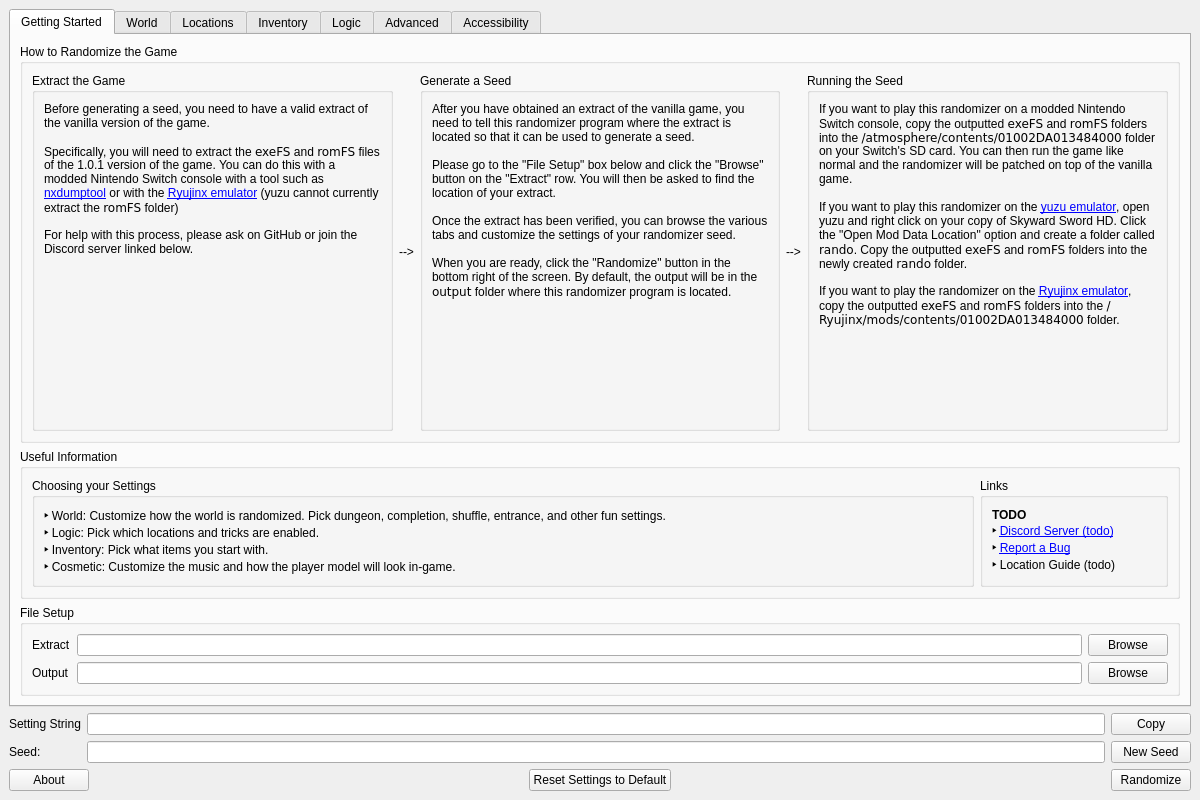
mint-choc-chip-skyblade/sshd-rando, file gui/ui/main.ui: the form before one commit.
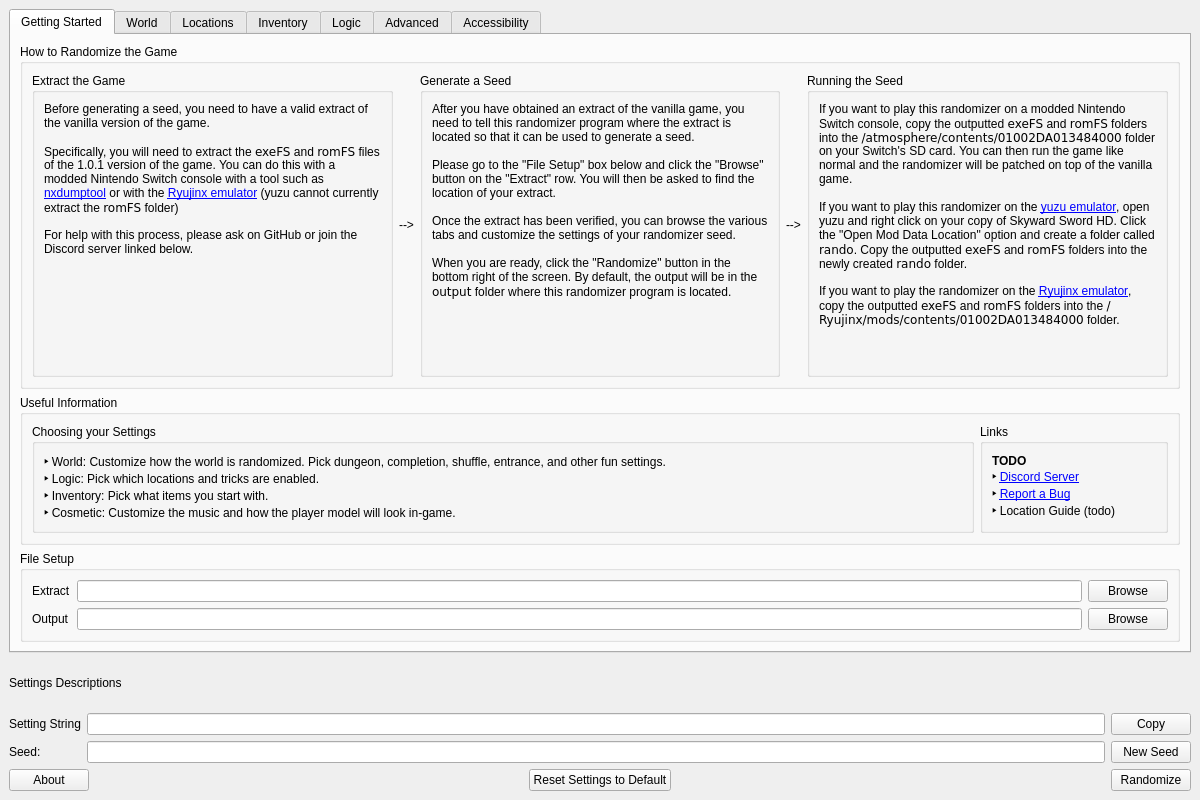
The form after the commit. The open tabs and pages were chosen to show the change.

Commit message: Fix closing progress dialog

Patch:
```diff
--- a/gui/ui/main.ui
+++ b/gui/ui/main.ui
@@ -281,7 +281,7 @@
                 <property name="text">
                  <string>&lt;b&gt;TODO&lt;/b&gt;&lt;br&gt;
 
-&lt;b&gt;‣&lt;/b&gt; &lt;a href=&quot;https://discord.com&quot;&gt;Discord Server (todo)&lt;/a&gt;&lt;br&gt;
+&lt;b&gt;‣&lt;/b&gt; &lt;a href=&quot;https://discord.gg/zkm6yncD&quot;&gt;Discord Server&lt;/a&gt;&lt;br&gt;
 &lt;b&gt;‣&lt;/b&gt; &lt;a href=&quot;https://github.com/mint-choc-chip-skyblade/sshd-rando/issues&quot;&gt;Report a Bug&lt;/a&gt;&lt;br&gt;
 &lt;b&gt;‣&lt;/b&gt; &lt;a href=&quot;&quot;&gt;Location Guide (todo)&lt;/a&gt;</string>
                 </property>
@@ -1823,6 +1823,28 @@
       </widget>
      </widget>
     </item>
+    <item>
+     <widget class="QLabel" name="settings_descriptions">
+      <property name="sizePolicy">
+       <sizepolicy hsizetype="Expanding" vsizetype="Minimum">
+        <horstretch>0</horstretch>
+        <verstretch>0</verstretch>
+       </sizepolicy>
+      </property>
+      <property name="minimumSize">
+       <size>
+        <width>0</width>
+        <height>48</height>
+       </size>
+      </property>
+      <property name="text">
+       <string>Settings Descriptions</string>
+      </property>
+      <property name="textFormat">
+       <enum>Qt::MarkdownText</enum>
+      </property>
+     </widget>
+    </item>
     <item>
      <layout class="QGridLayout" name="seed_layout">
       <item row="2" column="0">
```
Left out of the diff: 2 changed lines with no effect on the pictures. The commit also changes 3 other files.
